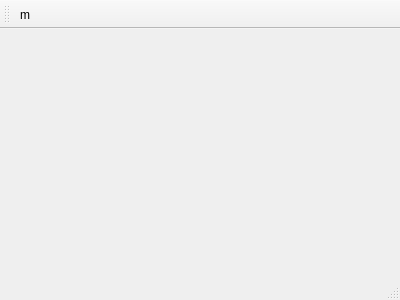
Old version of the form letterswindow.ui in the repository chili-epfl/cowriter-letters-extractor.
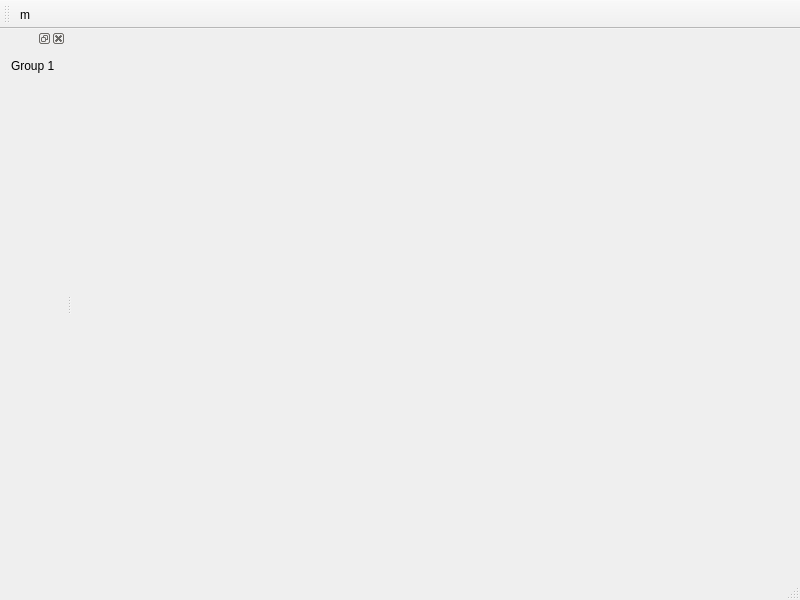
New version of the form.

What changed in the file:
```diff
--- a/letterswindow.ui
+++ b/letterswindow.ui
@@ -6,8 +6,8 @@
    <rect>
     <x>0</x>
     <y>0</y>
-    <width>400</width>
-    <height>300</height>
+    <width>800</width>
+    <height>600</height>
    </rect>
   </property>
   <property name="windowTitle">
@@ -17,7 +17,6 @@
    <property name="enabled">
     <bool>true</bool>
    </property>
-   <layout class="QVBoxLayout" name="verticalLayout"/>
   </widget>
   <widget class="QMenuBar" name="menuBar">
    <property name="geometry">
@@ -39,6 +38,35 @@
    <addaction name="selectLetterM"/>
   </widget>
   <widget class="QStatusBar" name="statusBar"/>
+  <widget class="QDockWidget" name="dockWidget">
+   <attribute name="dockWidgetArea">
+    <number>1</number>
+   </attribute>
+   <widget class="QWidget" name="dockWidgetContents">
+    <layout class="QVBoxLayout" name="verticalLayout_2">
+     <item>
+      <widget class="QLabel" name="label">
+       <property name="text">
+        <string>Group 1</string>
+       </property>
+      </widget>
+     </item>
+     <item>
+      <spacer name="verticalSpacer">
+       <property name="orientation">
+        <enum>Qt::Vertical</enum>
+       </property>
+       <property name="sizeHint" stdset="0">
+        <size>
+         <width>20</width>
+         <height>40</height>
+        </size>
+       </property>
+      </spacer>
+     </item>
+    </layout>
+   </widget>
+  </widget>
   <action name="selectLetterM">
    <property name="checkable">
     <bool>true</bool>
```
Left out of the diff: 2 changed lines with no effect on the pictures.
